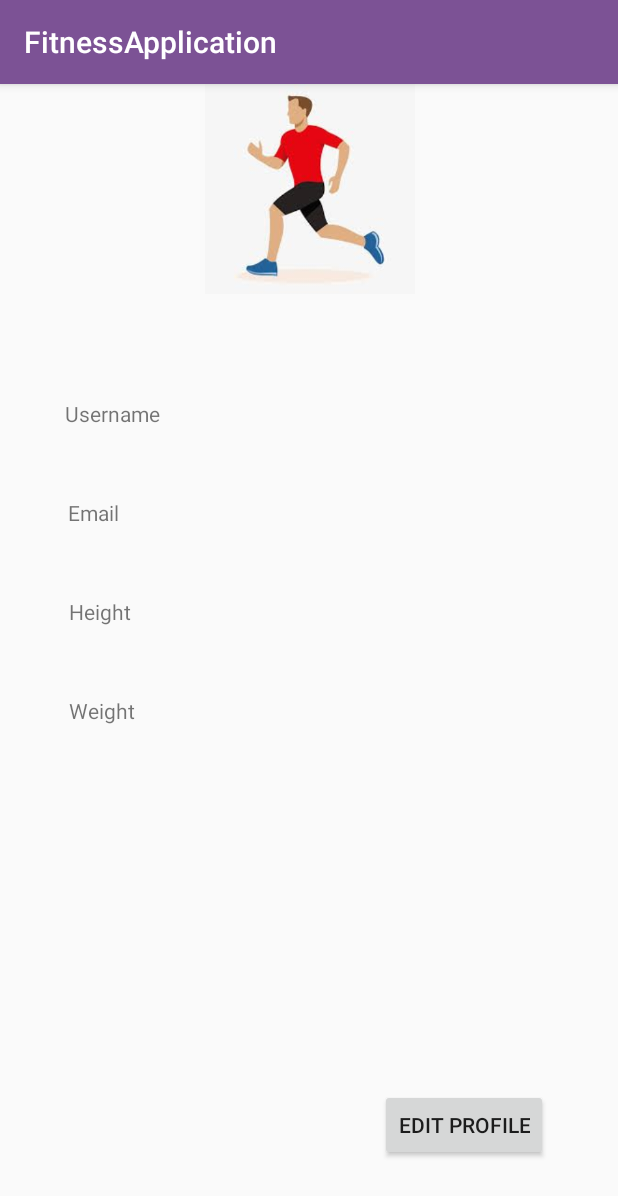
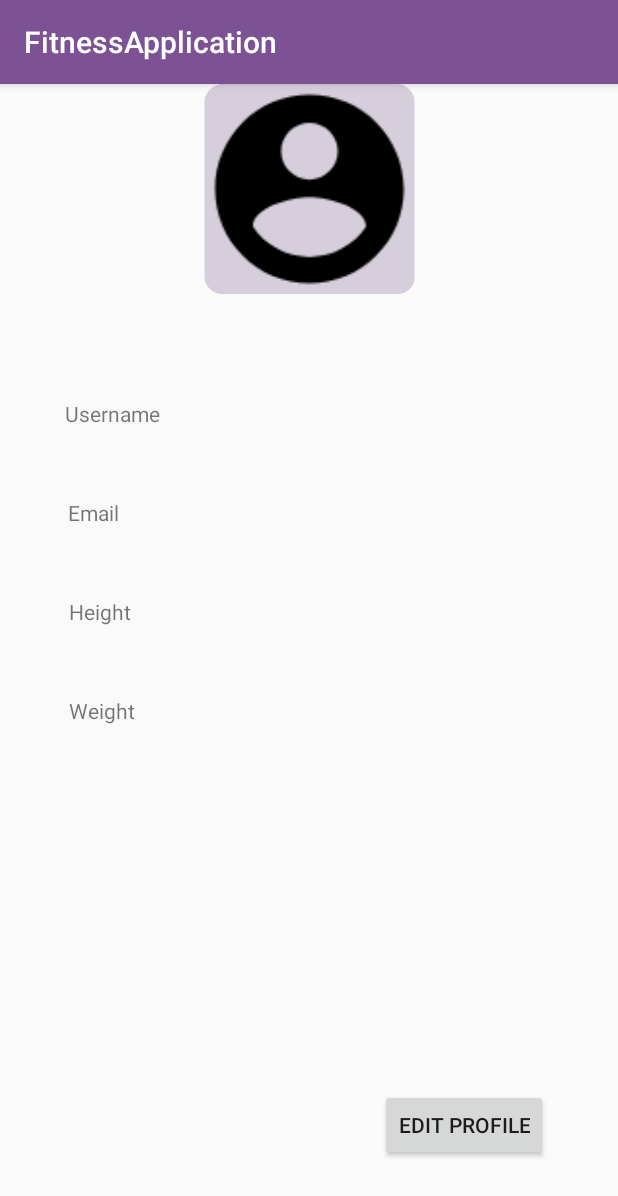
Before and after one commit to nikolinatrudic/FitnessApplication, an Android app: the screen it shows after launch (MainActivity), in the side drawer, after a tap on "Profile", on a phone screen of 412 x 824 dp. Shown: the top 1196 px of the screen. Run offline under Robolectric (Android 15) with nearby library versions, the phone set to English and light mode, and no system bars; our stand-ins replace Room's generated code.

Commit message:
Profile update...

```diff
--- a/app/build.gradle
+++ b/app/build.gradle
@@ -30,9 +30,9 @@ dependencies {
     implementation 'androidx.appcompat:appcompat:1.0.0'
     implementation 'androidx.recyclerview:recyclerview:1.1.0'
     implementation 'androidx.legacy:legacy-support-v4:1.0.0'
-    //noinspection GradleCompatible
+//    noinspection GradleCompatible
     implementation 'com.android.support:appcompat-v7:26.1.0'
-    //noinspection GradleCompatible
+  //  noinspection GradleCompatible
     implementation 'com.android.support:design:26.1.0'
     annotationProcessor 'android.arch.persistence.room:compiler:1.0.0'
     testImplementation 'junit:junit:4.12'
--- a/app/src/main/java/com/example/fitnessapplication/fragment/ProfileFragment.java
+++ b/app/src/main/java/com/example/fitnessapplication/fragment/ProfileFragment.java
@@ -1,18 +1,33 @@
 package com.example.fitnessapplication.fragment;
 
+import android.graphics.drawable.Drawable;
 import android.os.Bundle;
+import android.util.Log;
 import android.view.LayoutInflater;
 import android.view.View;
 import android.view.ViewGroup;
+import android.widget.ImageView;
+import android.widget.TextView;
 
 import androidx.annotation.NonNull;
 import androidx.annotation.Nullable;
 import androidx.fragment.app.Fragment;
 
 import com.example.fitnessapplication.R;
+import com.example.fitnessapplication.database.entities.User;
+import com.example.fitnessapplication.proxy.ProxyImage;
+import com.example.fitnessapplication.proxy.RealImage;
+import com.example.fitnessapplication.singleton.LoggedInUser;
+
+import org.w3c.dom.Text;
 
 public class ProfileFragment extends Fragment {
 
+    private ImageView imageProfile;
+    private TextView textViewUsername;
+    private TextView textViewEmail;
+    private TextView textViewHeight;
+    private TextView textViewWeight;
 
     public ProfileFragment() {
     }
@@ -29,6 +44,24 @@ public class ProfileFragment extends Fragment {
 
         View view = inflater.inflate(R.layout.fragment_profile, container, false);
 
+        imageProfile = view.findViewById(R.id.imageView);
+        textViewUsername = view.findViewById(R.id.textViewUsername);
+        textViewEmail = view.findViewById(R.id.textViewEmail);
+        textViewHeight = view.findViewById(R.id.textViewHeight);
+        textViewWeight = view.findViewById(R.id.textViewWeight);
+
+        if (LoggedInUser.getInstance().getUser() != null) {
+            User user = LoggedInUser.getInstance().getUser();
+
+            ProxyImage proxyImage = new ProxyImage(getResources().getDrawable(R.drawable.profile), getResources().getDrawable(R.drawable.profilegirl), user.getGender(), imageProfile);
+            proxyImage.display();
+
+            textViewUsername.setText(user.getUsername());
+            textViewEmail.setText(user.getEmail());
+            textViewHeight.setText(user.getHeight() + " cm");
+            textViewWeight.setText(user.getWeight() + " kg");
+
+        }
 
         return view;
     }
--- a/app/src/main/java/com/example/fitnessapplication/fragment/StartPageFragment.java
+++ b/app/src/main/java/com/example/fitnessapplication/fragment/StartPageFragment.java
@@ -21,7 +21,6 @@ import androidx.appcompat.widget.Toolbar;
 import com.example.fitnessapplication.DrawerLocker;
 import com.example.fitnessapplication.R;
 import com.example.fitnessapplication.singleton.LoggedInUser;
-import com.google.android.material.navigation.NavigationView;
 
 public class StartPageFragment extends Fragment {
 
--- /dev/null
+++ b/app/src/main/java/com/example/fitnessapplication/proxy/Image.java
@@ -0,0 +1,6 @@
+package com.example.fitnessapplication.proxy;
+
+public interface Image {
+
+    void display();
+}
--- a/app/src/main/res/layout/fragment_profile.xml
+++ b/app/src/main/res/layout/fragment_profile.xml
@@ -45,7 +45,7 @@
         app:layout_constraintEnd_toEndOf="parent"
         app:layout_constraintStart_toStartOf="parent"
         app:layout_constraintTop_toTopOf="parent"
-        app:srcCompat="@drawable/profile" />
+        app:srcCompat="@mipmap/ic_launcher_round" />
 
     <TextView
         android:id="@+id/textViewUsername"
```
Also changed, not shown: app/src/main/java/com/example/fitnessapplication/proxy/ProxyImage.java (added, +28 -0 lines), app/src/main/java/com/example/fitnessapplication/proxy/RealImage.java (added, +33 -0 lines), app/src/main/res/drawable/profilegirl.jpg (added).
